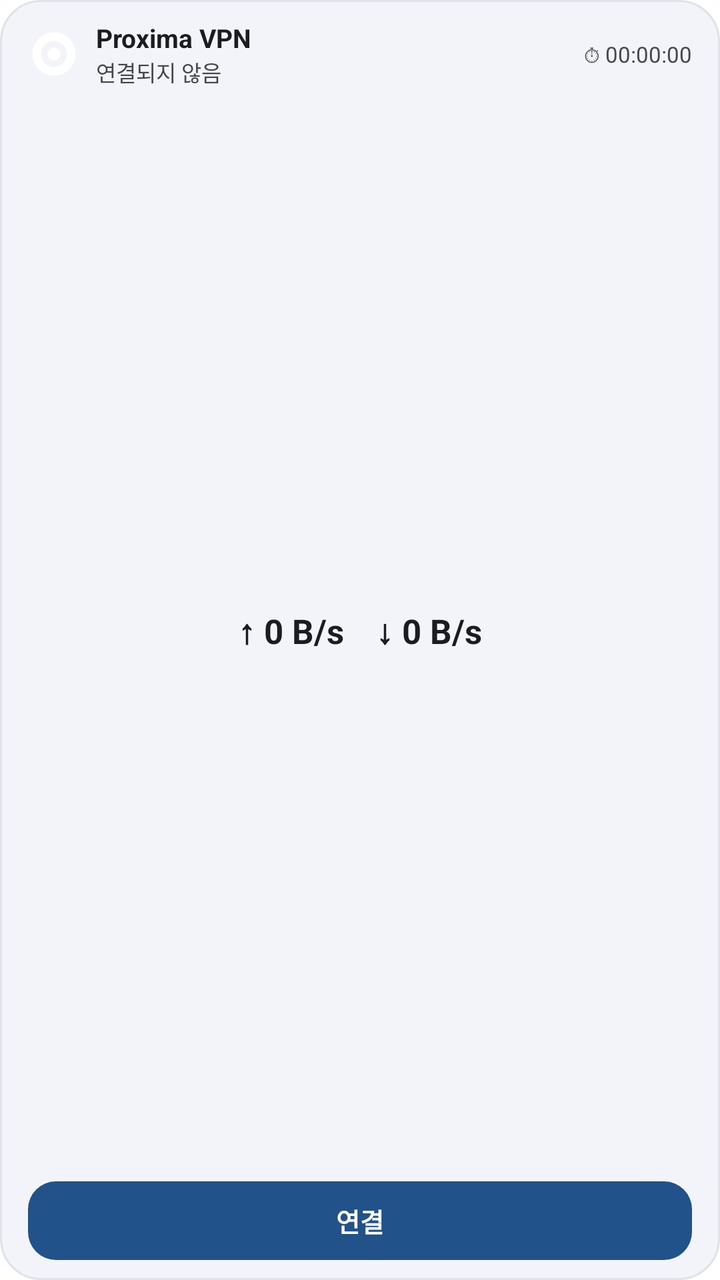
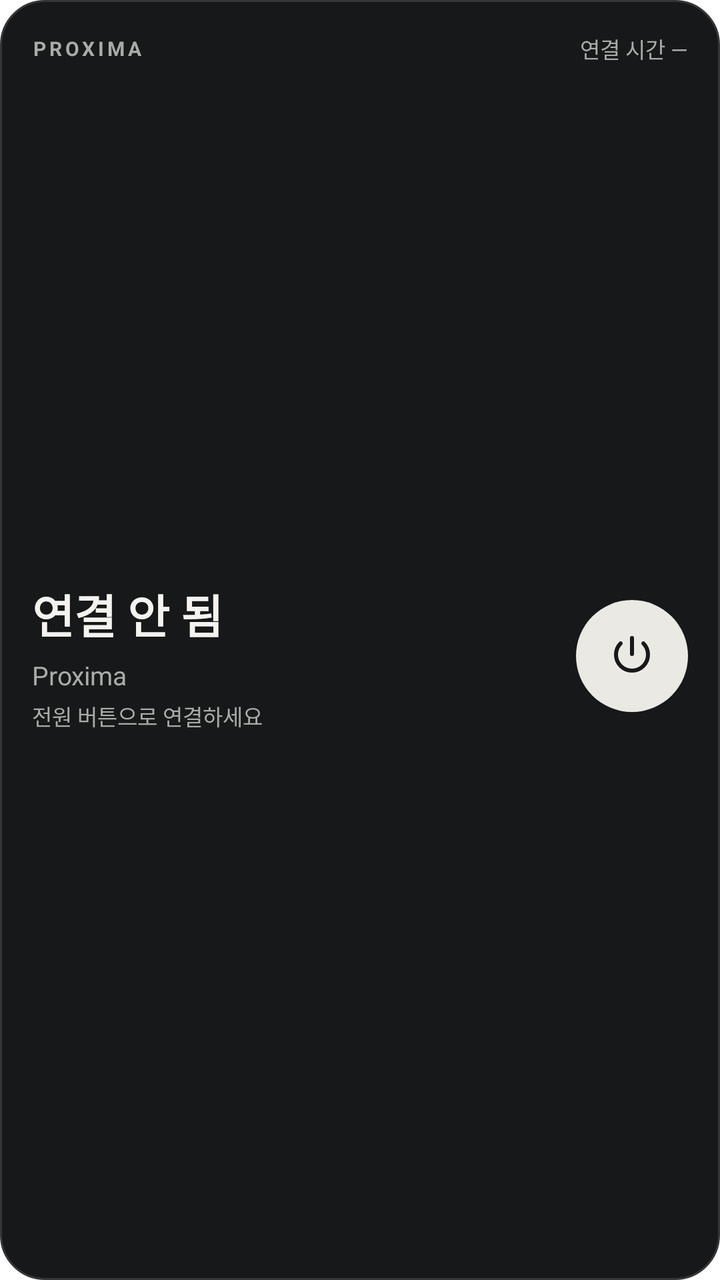

Before-and-after screenshots of an Android layout around one commit, followed by the original layout XML and the change that was made.
<!-- AndroidManifest.xml: fallback theme Theme.MaterialComponents.DayNight.NoActionBar -->
<!-- res/layout/widget_proxima_large.xml -->
<?xml version="1.0" encoding="utf-8"?>
<LinearLayout xmlns:android="http://schemas.android.com/apk/res/android"
    android:id="@+id/widget_container"
    android:layout_width="match_parent"
    android:layout_height="match_parent"
    android:background="@drawable/widget_background"
    android:orientation="vertical"
    android:paddingHorizontal="14dp"
    android:paddingVertical="10dp">

    
    <LinearLayout
        android:layout_width="match_parent"
        android:layout_height="wrap_content"
        android:gravity="center_vertical"
        android:orientation="horizontal">

        <ImageView
            android:id="@+id/widget_icon"
            android:layout_width="26dp"
            android:layout_height="26dp"
            android:contentDescription="Proxima Icon"
            android:src="@drawable/ic_stat_proxima" />

        <LinearLayout
            android:layout_width="0dp"
            android:layout_height="wrap_content"
            android:layout_marginStart="8dp"
            android:layout_marginEnd="6dp"
            android:layout_weight="1"
            android:orientation="vertical">

            <TextView
                android:id="@+id/widget_title"
                android:layout_width="match_parent"
                android:layout_height="wrap_content"
                android:ellipsize="end"
                android:maxLines="1"
                android:text="Proxima VPN"
                android:textColor="@color/widget_text_primary"
                android:textSize="13sp"
                android:textStyle="bold" />

            <TextView
                android:id="@+id/widget_node"
                android:layout_width="wrap_content"
                android:layout_height="wrap_content"
                android:ellipsize="end"
                android:maxLines="1"
                android:text="연결되지 않음"
                android:textColor="@color/widget_text_secondary"
                android:textSize="11sp" />
        </LinearLayout>

        <TextView
            android:id="@+id/widget_uptime"
            android:layout_width="wrap_content"
            android:layout_height="wrap_content"
            android:text="⏱ 00:00:00"
            android:textColor="@color/widget_text_secondary"
            android:textSize="11sp" />
    </LinearLayout>

    
    <LinearLayout
        android:id="@+id/widget_traffic_layout"
        android:layout_width="match_parent"
        android:layout_height="0dp"
        android:layout_weight="1"
        android:gravity="center"
        android:orientation="horizontal"
        android:paddingVertical="2dp">

        <TextView
            android:id="@+id/widget_traffic_up"
            android:layout_width="wrap_content"
            android:layout_height="wrap_content"
            android:layout_marginEnd="16dp"
            android:text="↑ 0 B/s"
            android:textColor="@color/widget_text_primary"
            android:textSize="17sp"
            android:textStyle="bold" />

        <TextView
            android:id="@+id/widget_traffic_down"
            android:layout_width="wrap_content"
            android:layout_height="wrap_content"
            android:text="↓ 0 B/s"
            android:textColor="@color/widget_text_primary"
            android:textSize="17sp"
            android:textStyle="bold" />
    </LinearLayout>

    
    <TextView
        android:id="@+id/widget_button"
        android:layout_width="match_parent"
        android:layout_height="wrap_content"
        android:layout_marginTop="4dp"
        android:background="@drawable/widget_button_disconnected"
        android:gravity="center"
        android:paddingVertical="10dp"
        android:text="연결"
        android:textColor="#FFFFFF"
        android:textSize="13sp"
        android:textStyle="bold" />

</LinearLayout>
<!-- resources referenced by this layout -->
<resources>
  <color name="widget_text_primary">#191C20</color>
  <color name="widget_text_secondary">#44474E</color>
  <!-- drawable ic_stat_proxima (drawable) -->
  <vector xmlns:android="http://schemas.android.com/apk/res/android"
      android:width="24dp"
      android:height="24dp"
      android:viewportWidth="24"
      android:viewportHeight="24">
      <path
          android:fillColor="#FFFFFFFF"
          android:pathData="M12,2A10,10 0,1 0,12 22A10,10 0,0 0,12 2M12,6A6,6 0,1 1,12 18A6,6 0,0 1,12 6M12,9A3,3 0,1 0,12 15A3,3 0,0 0,12 9" />
  </vector>
  <!-- drawable widget_background (drawable) -->
  <?xml version="1.0" encoding="utf-8"?>
  <shape xmlns:android="http://schemas.android.com/apk/res/android"
      android:shape="rectangle">
      <solid android:color="@color/widget_background_color" />
      <corners android:radius="20dp" />
      <stroke
          android:width="1dp"
          android:color="@color/widget_stroke_color" />
  </shape>
  <!-- drawable widget_button_disconnected (drawable) -->
  <?xml version="1.0" encoding="utf-8"?>
  <shape xmlns:android="http://schemas.android.com/apk/res/android"
      android:shape="rectangle">
      <solid android:color="#215289" />
      <corners android:radius="14dp" />
  </shape>
  <color name="widget_background_color">#F3F4F9</color>
  <color name="widget_stroke_color">#E0E2EC</color>
</resources>

<!-- the commit's change to res/layout/widget_proxima_large.xml (unified diff, before → after) -->
@@ -5,104 +5,166 @@
     android:layout_height="match_parent"
     android:background="@drawable/widget_background"
     android:orientation="vertical"
-    android:paddingHorizontal="14dp"
-    android:paddingVertical="10dp">
+    android:padding="16dp">
 
-    
     <LinearLayout
         android:layout_width="match_parent"
         android:layout_height="wrap_content"
         android:gravity="center_vertical"
         android:orientation="horizontal">
+        <TextView
+            android:id="@+id/widget_brand"
+            android:layout_width="0dp"
+            android:layout_height="wrap_content"
+            android:layout_weight="1"
+            android:text="@string/widget_brand"
+            android:textColor="@color/widget_text_secondary"
+            android:textSize="10sp"
+            android:textStyle="bold"
+            android:letterSpacing="0.16" />
+        <Chronometer
+            android:id="@+id/widget_uptime"
+            android:layout_width="wrap_content"
+            android:layout_height="wrap_content"
+            android:fontFeatureSettings="tnum"
+            android:textColor="@color/widget_text_secondary"
+            android:textSize="11sp"
+            android:visibility="gone" />
+        <TextView
+            android:id="@+id/widget_uptime_empty"
+            android:layout_width="wrap_content"
+            android:layout_height="wrap_content"
+            android:text="@string/widget_elapsed_empty"
+            android:textColor="@color/widget_text_secondary"
+            android:textSize="11sp" />
+    </LinearLayout>
 
-        <ImageView
-            android:id="@+id/widget_icon"
-            android:layout_width="26dp"
-            android:layout_height="26dp"
-            android:contentDescription="Proxima Icon"
-            android:src="@drawable/ic_stat_proxima" />
-
+    <LinearLayout
+        android:layout_width="match_parent"
+        android:layout_height="0dp"
+        android:layout_weight="1"
+        android:layout_marginVertical="10dp"
+        android:gravity="center_vertical"
+        android:orientation="horizontal">
         <LinearLayout
             android:layout_width="0dp"
             android:layout_height="wrap_content"
-            android:layout_marginStart="8dp"
-            android:layout_marginEnd="6dp"
             android:layout_weight="1"
             android:orientation="vertical">
-
+            <TextView
+                android:id="@+id/widget_status"
+                android:layout_width="match_parent"
+                android:layout_height="wrap_content"
+                android:ellipsize="end"
+                android:maxLines="1"
+                android:text="@string/widget_off"
+                android:textColor="@color/widget_text_primary"
+                android:textSize="23sp"
+                android:textStyle="bold"
+                android:includeFontPadding="false" />
             <TextView
                 android:id="@+id/widget_title"
                 android:layout_width="match_parent"
                 android:layout_height="wrap_content"
+                android:layout_marginTop="7dp"
                 android:ellipsize="end"
                 android:maxLines="1"
-                android:text="Proxima VPN"
-                android:textColor="@color/widget_text_primary"
+                android:text="@string/app_name"
+                android:textColor="@color/widget_text_secondary"
                 android:textSize="13sp"
-                android:textStyle="bold" />
-
+                android:includeFontPadding="false" />
             <TextView
                 android:id="@+id/widget_node"
-                android:layout_width="wrap_content"
+                android:layout_width="match_parent"
                 android:layout_height="wrap_content"
+                android:layout_marginTop="4dp"
                 android:ellipsize="end"
                 android:maxLines="1"
-                android:text="연결되지 않음"
+                android:text="@string/widget_ready"
                 android:textColor="@color/widget_text_secondary"
-                android:textSize="11sp" />
+                android:textSize="11sp"
+                android:includeFontPadding="false" />
         </LinearLayout>
-
-        <TextView
-            android:id="@+id/widget_uptime"
-            android:layout_width="wrap_content"
-            android:layout_height="wrap_content"
-            android:text="⏱ 00:00:00"
-            android:textColor="@color/widget_text_secondary"
-            android:textSize="11sp" />
+        <ImageView
+            android:id="@+id/widget_button"
+            android:layout_width="56dp"
+            android:layout_height="56dp"
+            android:layout_marginStart="12dp"
+            android:background="@drawable/widget_button_disconnected"
+            android:src="@drawable/widget_ic_power"
+            android:padding="16dp"
+            android:contentDescription="@string/widget_connect"
+            android:focusable="true"
+            android:clickable="true" />
     </LinearLayout>
 
-    
     <LinearLayout
         android:id="@+id/widget_traffic_layout"
         android:layout_width="match_parent"
-        android:layout_height="0dp"
-        android:layout_weight="1"
-        android:gravity="center"
-        android:orientation="horizontal"
-        android:paddingVertical="2dp">
-
+        android:layout_height="60dp"
+        android:orientation="vertical"
+        android:visibility="gone">
         <TextView
-            android:id="@+id/widget_traffic_up"
-            android:layout_width="wrap_content"
-            android:layout_height="wrap_content"
-            android:layout_marginEnd="16dp"
-            android:text="↑ 0 B/s"
-            android:textColor="@color/widget_text_primary"
-            android:textSize="17sp"
-            android:textStyle="bold" />
-
-        <TextView
-            android:id="@+id/widget_traffic_down"
-            android:layout_width="wrap_content"
-            android:layout_height="wrap_content"
-            android:text="↓ 0 B/s"
-            android:textColor="@color/widget_text_primary"
-            android:textSize="17sp"
-            android:textStyle="bold" />
+            android:layout_width="match_parent"
+            android:layout_height="1dp"
+            android:background="@color/widget_stroke_color" />
+        <LinearLayout
+            android:layout_width="match_parent"
+            android:layout_height="0dp"
+            android:layout_weight="1"
+            android:orientation="horizontal"
+            android:gravity="center_vertical">
+            <LinearLayout
+                android:layout_width="0dp"
+                android:layout_height="wrap_content"
+                android:layout_weight="1"
+                android:orientation="vertical">
+                <TextView
+                    android:id="@+id/widget_label_down"
+                    android:layout_width="match_parent"
+                    android:layout_height="wrap_content"
+                    android:text="@string/widget_download"
+                    android:textColor="@color/widget_text_secondary"
+                    android:textSize="10sp" />
+                <TextView
+                    android:id="@+id/widget_traffic_down"
+                    android:layout_width="match_parent"
+                    android:layout_height="wrap_content"
+                    android:layout_marginTop="3dp"
+                    android:ellipsize="end"
+                    android:maxLines="1"
+                    android:fontFeatureSettings="tnum"
+                    android:text="@string/widget_speed_placeholder"
+                    android:textColor="@color/widget_text_primary"
+                    android:textSize="15sp"
+                    android:textStyle="bold" />
+            </LinearLayout>
+            <LinearLayout
+                android:layout_width="0dp"
+                android:layout_height="wrap_content"
+                android:layout_weight="1"
+                android:layout_marginStart="12dp"
+                android:orientation="vertical">
+                <TextView
+                    android:id="@+id/widget_label_up"
+                    android:layout_width="match_parent"
+                    android:layout_height="wrap_content"
+                    android:text="@string/widget_upload"
+                    android:textColor="@color/widget_text_secondary"
+                    android:textSize="10sp" />
+                <TextView
+                    android:id="@+id/widget_traffic_up"
+                    android:layout_width="match_parent"
+                    android:layout_height="wrap_content"
+                    android:layout_marginTop="3dp"
+                    android:ellipsize="end"
+                    android:maxLines="1"
+                    android:fontFeatureSettings="tnum"
+                    android:text="@string/widget_speed_placeholder"
+                    android:textColor="@color/widget_text_primary"
+                    android:textSize="15sp"
+                    android:textStyle="bold" />
+            </LinearLayout>
+        </LinearLayout>
     </LinearLayout>
-
-    
-    <TextView
-        android:id="@+id/widget_button"
-        android:layout_width="match_parent"
-        android:layout_height="wrap_content"
-        android:layout_marginTop="4dp"
-        android:background="@drawable/widget_button_disconnected"
-        android:gravity="center"
-        android:paddingVertical="10dp"
-        android:text="연결"
-        android:textColor="#FFFFFF"
-        android:textSize="13sp"
-        android:textStyle="bold" />
-
 </LinearLayout>
<!-- resource entries referenced after the edit -->
@@ -1,35 +1,44 @@
 <!-- resources referenced by this layout -->
 <resources>
-  <color name="widget_text_primary">#191C20</color>
-  <color name="widget_text_secondary">#44474E</color>
-  <!-- drawable ic_stat_proxima (drawable) -->
-  <vector xmlns:android="http://schemas.android.com/apk/res/android"
-      android:width="24dp"
-      android:height="24dp"
-      android:viewportWidth="24"
-      android:viewportHeight="24">
-      <path
-          android:fillColor="#FFFFFFFF"
-          android:pathData="M12,2A10,10 0,1 0,12 22A10,10 0,0 0,12 2M12,6A6,6 0,1 1,12 18A6,6 0,0 1,12 6M12,9A3,3 0,1 0,12 15A3,3 0,0 0,12 9" />
-  </vector>
+  <color name="widget_text_primary">#F4F3EF</color>
+  <color name="widget_text_secondary">#A9ABA8</color>
   <!-- drawable widget_background (drawable) -->
   <?xml version="1.0" encoding="utf-8"?>
-  <shape xmlns:android="http://schemas.android.com/apk/res/android"
-      android:shape="rectangle">
+  <shape xmlns:android="http://schemas.android.com/apk/res/android" android:shape="rectangle">
       <solid android:color="@color/widget_background_color" />
-      <corners android:radius="20dp" />
-      <stroke
-          android:width="1dp"
-          android:color="@color/widget_stroke_color" />
+      <corners android:radius="22dp" />
+      <stroke android:width="1dp" android:color="@color/widget_stroke_color" />
   </shape>
   <!-- drawable widget_button_disconnected (drawable) -->
   <?xml version="1.0" encoding="utf-8"?>
-  <shape xmlns:android="http://schemas.android.com/apk/res/android"
-      android:shape="rectangle">
-      <solid android:color="#215289" />
-      <corners android:radius="14dp" />
-  </shape>
-  <color name="widget_background_color">#F3F4F9</color>
-  <color name="widget_stroke_color">#E0E2EC</color>
+  <ripple xmlns:android="http://schemas.android.com/apk/res/android" android:color="@color/widget_ripple">
+      <item>
+          <shape android:shape="oval">
+              <solid android:color="@color/widget_accent" />
+          </shape>
+      </item>
+  </ripple>
+  <!-- drawable widget_ic_power (drawable) -->
+  <?xml version="1.0" encoding="utf-8"?>
+  <vector xmlns:android="http://schemas.android.com/apk/res/android"
+      android:width="24dp" android:height="24dp" android:viewportWidth="24" android:viewportHeight="24">
+      <path android:fillColor="@android:color/transparent" android:strokeColor="@color/widget_on_accent"
+          android:strokeWidth="2" android:strokeLineCap="round" android:strokeLineJoin="round"
+          android:pathData="M12,3 L12,11 M6.3,5.7 A8,8 0,1 0,17.7 5.7" />
+  </vector>
+  <string name="app_name">Proxima</string>
+  <string name="widget_brand">PROXIMA</string>
+  <string name="widget_connect">연결</string>
+  <string name="widget_download">↓ 다운로드</string>
+  <string name="widget_elapsed_empty">연결 시간 —</string>
+  <string name="widget_off">연결 안 됨</string>
+  <string name="widget_ready">전원 버튼으로 연결하세요</string>
+  <string name="widget_speed_placeholder">—</string>
+  <string name="widget_upload">↑ 업로드</string>
+  <color name="widget_background_color">#171819</color>
+  <color name="widget_ripple">#33FFFFFF</color>
+  <color name="widget_accent">#EAE9E4</color>
+  <color name="widget_on_accent">#171819</color>
+  <color name="widget_stroke_color">#343638</color>
 </resources>
 
